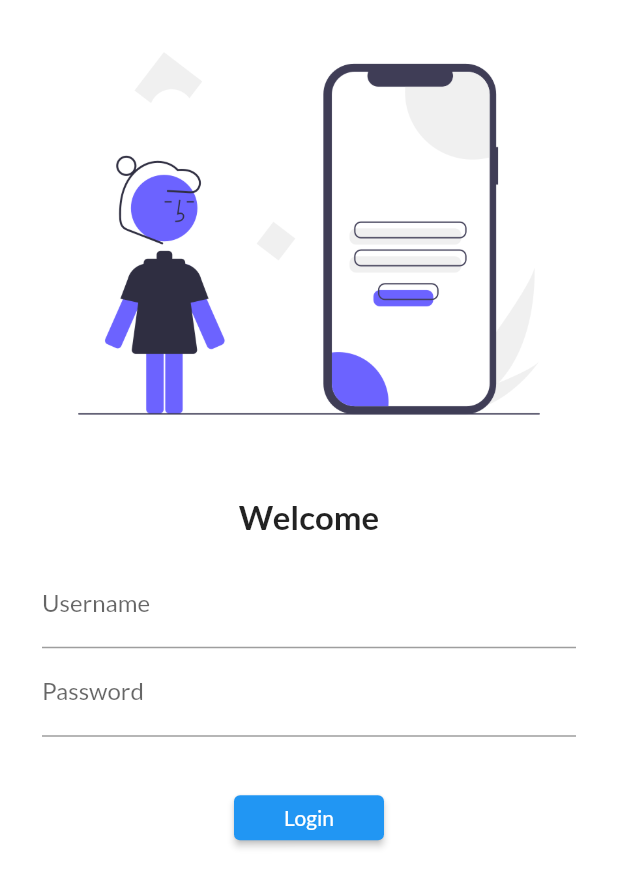
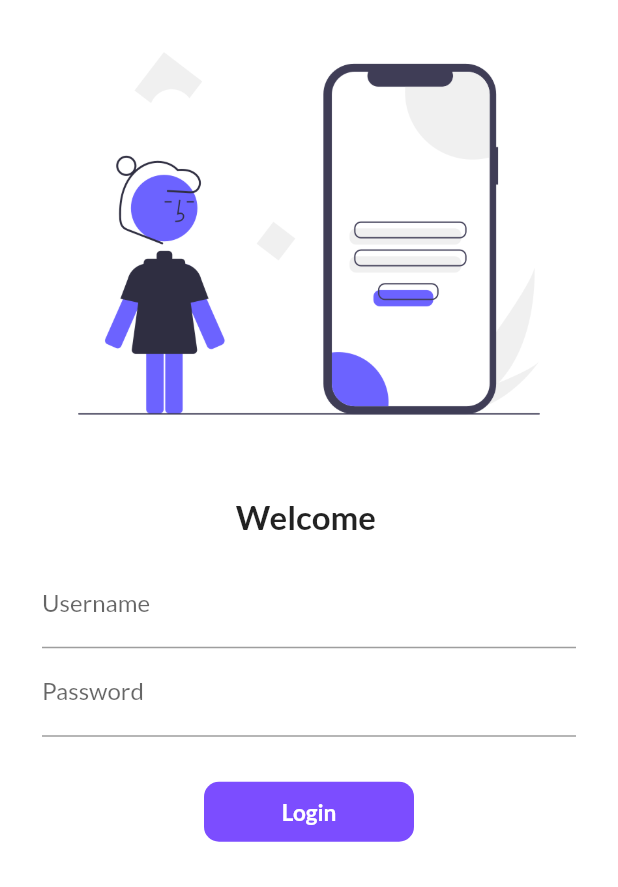
Before and after one commit to kusumeshkant/tutorialapp, a Flutter app: the screen it shows after launch, on a phone screen of 412 x 824 dp. Shown: the top 887 px of the screen. Run offline on Flutter 3.47's test engine with Material 2 defaults, Android fonts, the phone set to English and light mode, and no system bars; our stand-ins replace google_fonts.

Commit message:
day5 done

```diff
--- a/lib/Screens/login_page.dart
+++ b/lib/Screens/login_page.dart
@@ -1,6 +1,5 @@
 import 'package:flutter/material.dart';
 import 'package:flutter_tutorial/Utils/Routs.dart';
-import 'package:google_fonts/google_fonts.dart';
 
 class LoginPage extends StatefulWidget {
   const LoginPage({Key? key}) : super(key: key);
@@ -10,6 +9,8 @@ class LoginPage extends StatefulWidget {
 }
 
 class _LoginPageState extends State<LoginPage> {
+  String name = "";
+  bool onclick = false;
   @override
   Widget build(BuildContext context) {
     return SafeArea(
@@ -21,7 +22,7 @@ class _LoginPageState extends State<LoginPage> {
               Image.asset("assets/images/login.png"),
               SizedBox(height: 20),
               Text(
-                "Welcome",
+                "Welcome $name",
                 style: TextStyle(
                   fontSize: 22,
                   fontWeight: FontWeight.bold,
@@ -33,6 +34,10 @@ class _LoginPageState extends State<LoginPage> {
                 child: Column(
                   children: [
                     TextFormField(
+                      onChanged: (Value) {
+                        name = Value;
+                        setState(() {});
+                      },
                       decoration: InputDecoration(
                           hintText: "Enter Username", labelText: "Username"),
                     ),
@@ -44,14 +49,47 @@ class _LoginPageState extends State<LoginPage> {
                     SizedBox(
                       height: 30,
                     ),
-                    ElevatedButton(
-                        style: TextButton.styleFrom(minimumSize: Size(100, 30)),
-                        onPressed: () {
-                          Navigator.pushNamed(context, MyRoutes.HomeRoute);
-                        },
-                        child: Text(
-                          "Login",
-                        ))
+                    InkWell(
+                      onTap: () async {
+                        setState(() {
+                          onclick = true;
+                        });
+                        await Future.delayed(Duration(seconds: 1));
+                        Navigator.pushNamed(context, MyRoutes.HomeRoute);
+                      },
+                      child: AnimatedContainer(
+                        duration: Duration(seconds: 2),
+                        alignment: Alignment.center,
+                        height: 40,
+                        width: onclick ? 60 : 140,
+                        decoration: BoxDecoration(
+                            color: Colors.deepPurpleAccent,
+                            // shape: onclick ? BoxShape.circle : BoxShape.rectangle,
+                            borderRadius:
+                                BorderRadius.circular(onclick ? 40 : 10)),
+                        child: onclick
+                            ? Icon(
+                                Icons.done,
+                                color: Colors.white,
+                              )
+                            : Text(
+                                "Login",
+                                style: TextStyle(
+                                  color: Colors.white,
+                                  fontSize: 15,
+                                  fontWeight: FontWeight.bold,
+                                ),
+                              ),
+                      ),
+                    )
+                    // ElevatedButton(
+                    //     style: TextButton.styleFrom(minimumSize: Size(100, 30)),
+                    //     onPressed: () {
+                    //       Navigator.pushNamed(context, MyRoutes.HomeRoute);
+                    //     },
+                    //     child: Text(
+                    //       "Login",
+                    //     ))
                   ],
                 ),
               )
```
